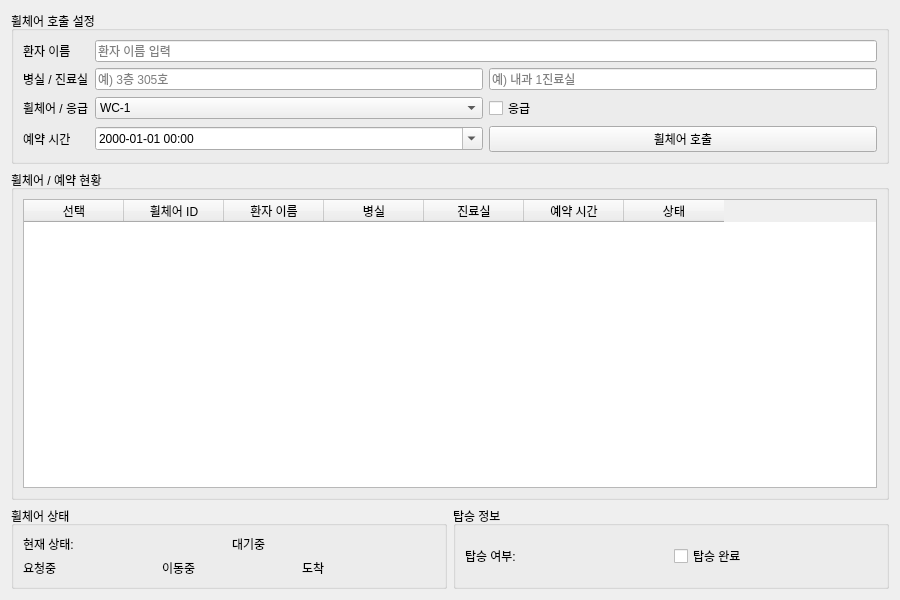
Heo157/Project-Hospital-Autonomous-Wheelchair, file Hospital_Terminal/wheelchair_medical.ui: the form before one commit.
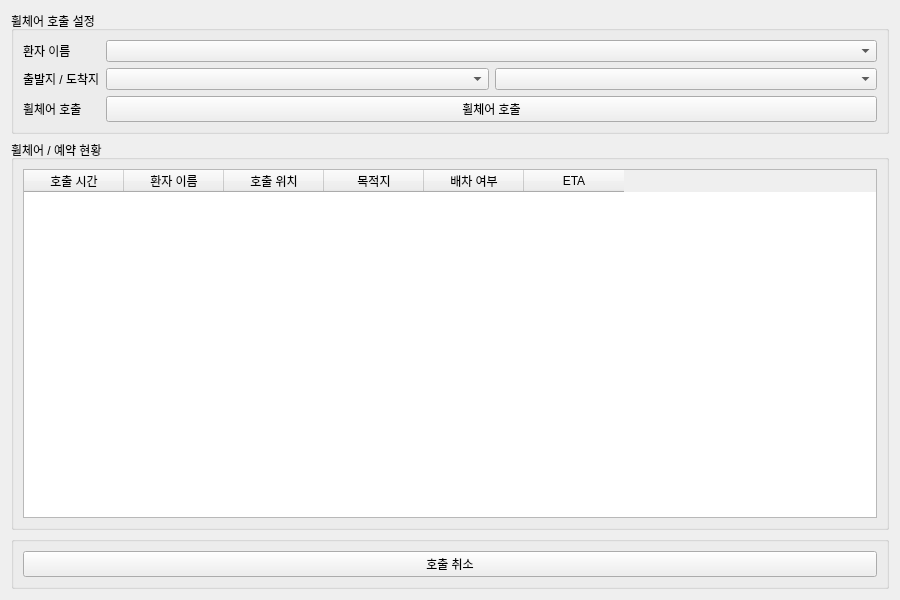
The form after the commit.

The edit to the form file:
```diff
--- a/Hospital_Terminal/wheelchair_medical.ui
+++ b/Hospital_Terminal/wheelchair_medical.ui
@@ -30,100 +30,25 @@
         </property>
        </widget>
       </item>
-      <item row="0" column="1">
-       <widget class="QLineEdit" name="lePatientName">
-        <property name="placeholderText">
-         <string>환자 이름 입력</string>
-        </property>
-       </widget>
-      </item>
-
-      <!-- 병실 / 진료실 한 줄 -->
       <item row="1" column="0">
        <widget class="QLabel" name="lbRoomClinic">
         <property name="text">
-         <string>병실 / 진료실</string>
+         <string>출발지 / 도착지</string>
         </property>
        </widget>
       </item>
       <item row="1" column="1">
        <layout class="QHBoxLayout" name="hlRoomClinic">
         <item>
-         <widget class="QLineEdit" name="leRoom">
-          <property name="placeholderText">
-           <string>예) 3층 305호</string>
-          </property>
-         </widget>
+         <widget class="QComboBox" name="cbSelectStart"/>
         </item>
         <item>
-         <widget class="QLineEdit" name="leClinic">
-          <property name="placeholderText">
-           <string>예) 내과 1진료실</string>
-          </property>
-         </widget>
+         <widget class="QComboBox" name="cbSelectEnd"/>
         </item>
        </layout>
       </item>
-
-      <!-- 휠체어 / 응급 한 줄 -->
-      <item row="2" column="0">
-       <widget class="QLabel" name="lbWheelchairEmergency">
-        <property name="text">
-         <string>휠체어 / 응급</string>
-        </property>
-       </widget>
-      </item>
       <item row="2" column="1">
-       <layout class="QHBoxLayout" name="hlWheelchairEmergency">
-        <item>
-         <widget class="QComboBox" name="cbWheelchair">
-          <item>
-           <property name="text">
-            <string>WC-1</string>
-           </property>
-          </item>
-          <item>
-           <property name="text">
-            <string>WC-2</string>
-           </property>
-          </item>
-          <item>
-           <property name="text">
-            <string>WC-3</string>
-           </property>
-          </item>
-         </widget>
-        </item>
-        <item>
-         <widget class="QCheckBox" name="cbEmergency">
-          <property name="text">
-           <string>응급</string>
-          </property>
-         </widget>
-        </item>
-       </layout>
-      </item>
-
-      <!-- 예약 시간 + 호출 버튼 -->
-      <item row="3" column="0">
-       <widget class="QLabel" name="lbReserveTime">
-        <property name="text">
-         <string>예약 시간</string>
-        </property>
-       </widget>
-      </item>
-      <item row="3" column="1">
        <layout class="QHBoxLayout" name="hlReserveTime">
-        <item>
-         <widget class="QDateTimeEdit" name="dtReserveTime">
-          <property name="calendarPopup">
-           <bool>true</bool>
-          </property>
-          <property name="displayFormat">
-           <string>yyyy-MM-dd HH:mm</string>
-          </property>
-         </widget>
-        </item>
         <item>
          <widget class="QPushButton" name="pbSendWheelchair">
           <property name="text">
@@ -133,6 +58,16 @@
         </item>
        </layout>
       </item>
+      <item row="0" column="1">
+       <widget class="QComboBox" name="cbSelectPatient"/>
+      </item>
+      <item row="2" column="0">
+       <widget class="QLabel" name="lbReserveTime">
+        <property name="text">
+         <string>휠체어 호출</string>
+        </property>
+       </widget>
+      </item>
      </layout>
     </widget>
    </item>
@@ -146,20 +81,15 @@
      <layout class="QVBoxLayout" name="vlReservation">
       <item>
        <widget class="QTableWidget" name="twReservation">
-        <property name="columnCount">
-         <number>7</number>
-        </property>
         <property name="rowCount">
          <number>0</number>
         </property>
+        <property name="columnCount">
+         <number>6</number>
+        </property>
         <column>
          <property name="text">
-          <string>선택</string>
-         </property>
-        </column>
-        <column>
-         <property name="text">
-          <string>휠체어 ID</string>
+          <string>호출 시간</string>
          </property>
         </column>
         <column>
@@ -169,22 +99,22 @@
         </column>
         <column>
          <property name="text">
-          <string>병실</string>
+          <string>호출 위치</string>
          </property>
         </column>
         <column>
          <property name="text">
-          <string>진료실</string>
+          <string>목적지</string>
          </property>
         </column>
         <column>
          <property name="text">
-          <string>예약 시간</string>
+          <string>배차 여부</string>
          </property>
         </column>
         <column>
          <property name="text">
-          <string>상태</string>
+          <string>ETA</string>
          </property>
         </column>
        </widget>
@@ -196,81 +126,16 @@
    <!-- ▒▒ 3. 상태 + 탑승 정보 (가로 배치) ▒▒ -->
    <item>
     <layout class="QHBoxLayout" name="hlBottom">
-
-     <!-- 상태 상세 -->
-     <item>
-      <widget class="QGroupBox" name="gbStatusDetail">
-       <property name="title">
-        <string>휠체어 상태</string>
-       </property>
-       <layout class="QVBoxLayout" name="vlStatus">
-        <!-- 현재 상태 한 줄 -->
-        <item>
-         <layout class="QHBoxLayout" name="hlStatusLine">
-          <item>
-           <widget class="QLabel" name="lbStatusTitle">
-            <property name="text">
-             <string>현재 상태:</string>
-            </property>
-           </widget>
-          </item>
-          <item>
-           <widget class="QLabel" name="lbStatusValue">
-            <property name="text">
-             <string>대기중</string>
-            </property>
-           </widget>
-          </item>
-         </layout>
-        </item>
-        <!-- 상태 인디케이터 -->
-        <item>
-         <layout class="QHBoxLayout" name="hlStatusIndicator">
-          <item>
-           <widget class="QLabel" name="lbStatusRequest">
-            <property name="text">
-             <string>요청중</string>
-            </property>
-           </widget>
-          </item>
-          <item>
-           <widget class="QLabel" name="lbStatusMoving">
-            <property name="text">
-             <string>이동중</string>
-            </property>
-           </widget>
-          </item>
-          <item>
-           <widget class="QLabel" name="lbStatusArrived">
-            <property name="text">
-             <string>도착</string>
-            </property>
-           </widget>
-          </item>
-         </layout>
-        </item>
-       </layout>
-      </widget>
-     </item>
-
-     <!-- 탑승 정보 -->
      <item>
       <widget class="QGroupBox" name="gbBoarding">
        <property name="title">
-        <string>탑승 정보</string>
+        <string/>
        </property>
        <layout class="QHBoxLayout" name="hlBoarding">
         <item>
-         <widget class="QLabel" name="lbBoardingTitle">
+         <widget class="QPushButton" name="pbCancel">
           <property name="text">
-           <string>탑승 여부:</string>
-          </property>
-         </widget>
-        </item>
-        <item>
-         <widget class="QCheckBox" name="cbBoarded">
-          <property name="text">
-           <string>탑승 완료</string>
+           <string>호출 취소</string>
           </property>
          </widget>
         </item>
```
Left out of the diff: 9 changed lines with no effect on the pictures.
